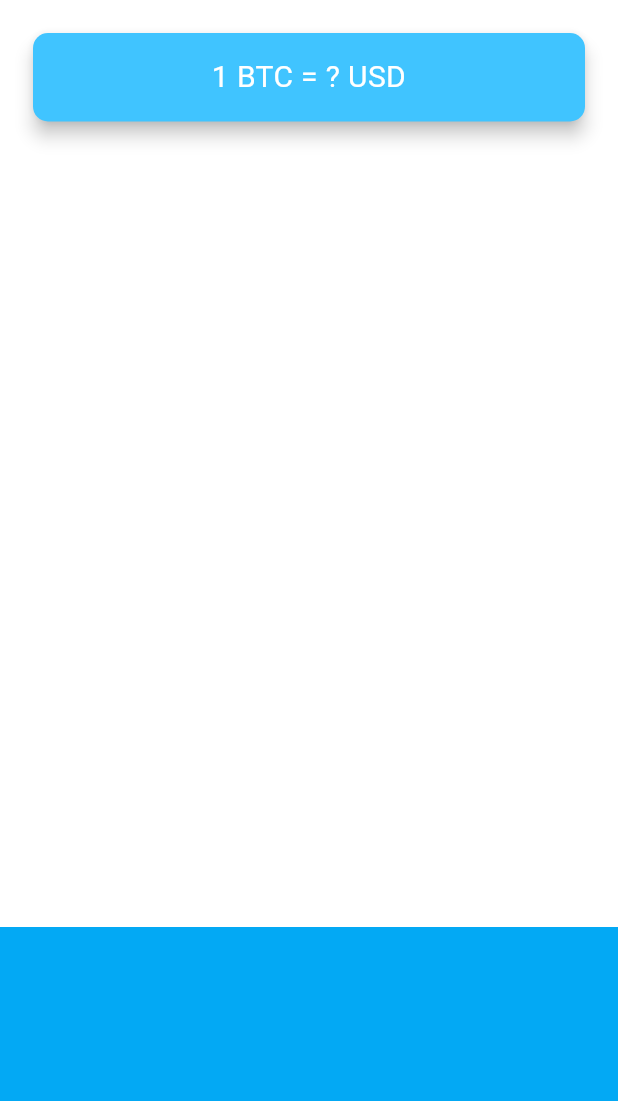
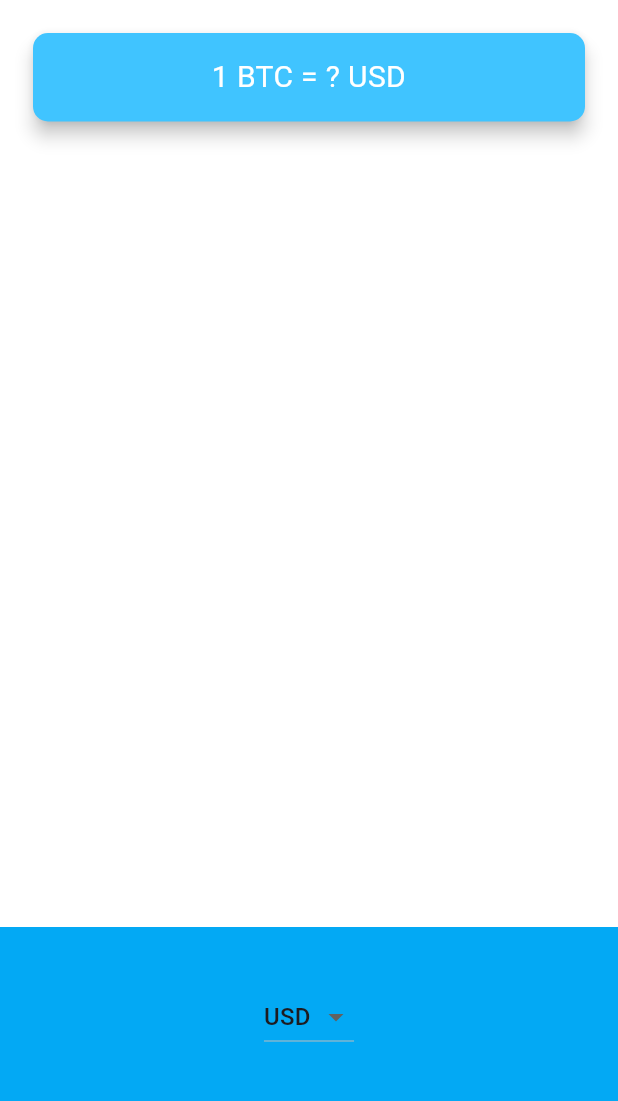
Before and after one commit to GuilhermeSilvaCosta/bitcoin-ticker-flutter, a Flutter app: the screen it shows after launch, on a phone screen of 412 x 824 dp, the part 84-1185 px from its top. Run offline on Flutter 3.47's test engine with Material 2 defaults, Android fonts, the phone set to English and light mode, and no system bars.

```diff
--- a/lib/price_screen.dart
+++ b/lib/price_screen.dart
@@ -1,4 +1,7 @@
 import 'package:flutter/material.dart';
+import 'package:flutter/cupertino.dart';
+import 'coin_data.dart';
+import 'dart:io' show Platform;
 
 class PriceScreen extends StatefulWidget {
   const PriceScreen({super.key});
@@ -8,6 +11,50 @@ class PriceScreen extends StatefulWidget {
 }
 
 class _PriceScreenState extends State<PriceScreen> {
+
+  String selectedCurrency = 'USD';
+
+  DropdownButton<String> getAndroidDropDown() {
+
+    List<DropdownMenuItem<String>> items = [];
+    for (String currency in currenciesList) {
+      DropdownMenuItem<String> newItem = DropdownMenuItem(
+        value: currency,
+        child: Text(currency),
+      );
+      items.add(newItem);
+    }
+
+    return DropdownButton(
+      value: selectedCurrency,
+      items: items,
+      onChanged: (String? value) {
+        setState(() {
+          selectedCurrency = value!;
+        });
+      },
+    );
+  }
+
+  CupertinoPicker getIOsPicker() {
+
+    List<Text> items = [];
+    for (String currency in currenciesList) {
+      Text newItem = Text(currency);
+      items.add(newItem);
+    }
+
+    return CupertinoPicker(
+      itemExtent: 32.0,
+      onSelectedItemChanged: (selectedIndex) {
+        print(selectedIndex);
+      },
+      children: items,
+    );
+  }
+
+  Widget getPicker() => Platform.isIOS ? getIOsPicker() : getAndroidDropDown();
+
   @override
   Widget build(BuildContext context) {
     return Scaffold(
@@ -44,7 +91,7 @@ class _PriceScreenState extends State<PriceScreen> {
             alignment: Alignment.center,
             padding: const EdgeInsets.only(bottom: 30.0),
             color: Colors.lightBlue,
-            child: null,
+            child: getPicker(),
           ),
         ],
       ),
```
